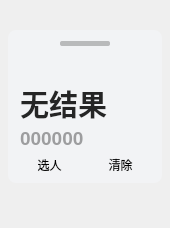
This is ui/widget.ui in windyslime/RandPicker-1 as Qt 5 draws it before an edit. The edited form follows.
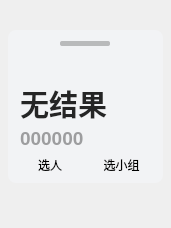
This is the edited form. Custom widgets are drawn as their Qt base class.

Diff of the .ui file:
```diff
--- a/ui/widget.ui
+++ b/ui/widget.ui
@@ -18,7 +18,7 @@
   </property>
   <property name="minimumSize">
    <size>
-    <width>145</width>
+    <width>0</width>
     <height>0</height>
    </size>
   </property>
@@ -46,6 +46,12 @@
        <verstretch>0</verstretch>
       </sizepolicy>
      </property>
+     <property name="minimumSize">
+      <size>
+       <width>155</width>
+       <height>0</height>
+      </size>
+     </property>
      <property name="styleSheet">
       <string notr="true">background-color: rgba(242, 243, 245, 255);
                             border-radius: 8px
@@ -221,7 +227,7 @@
         <item>
          <widget class="PushButton" name="btn_clear">
           <property name="text">
-           <string>清除</string>
+           <string>选小组</string>
           </property>
          </widget>
         </item>
```
Left out of the diff: 4 changed lines with no effect on the pictures.
